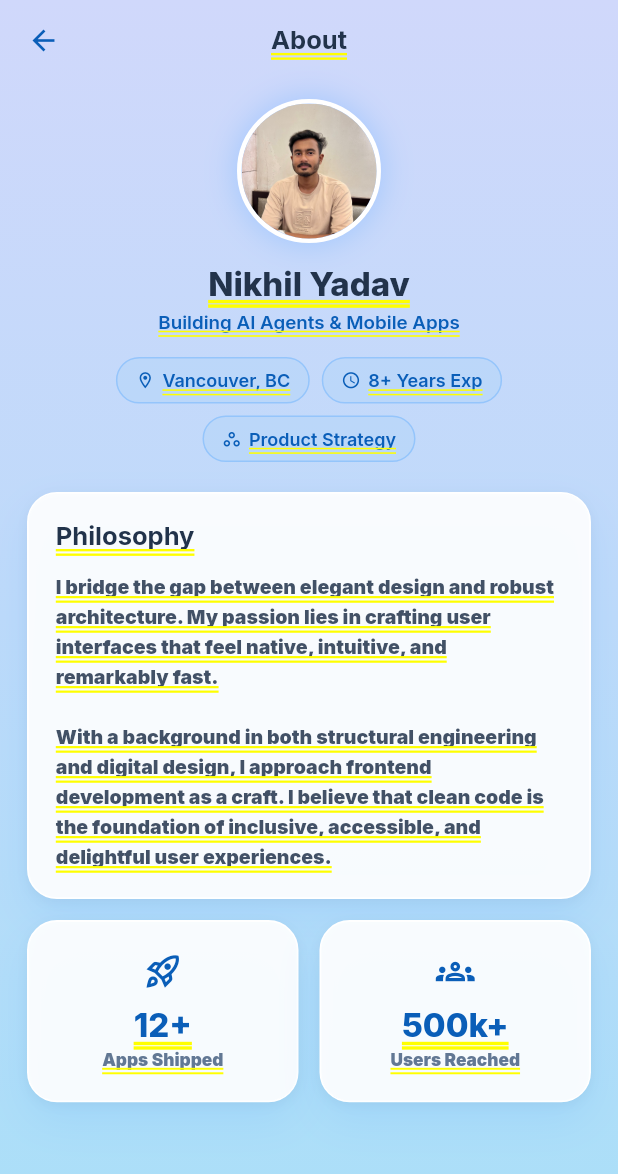
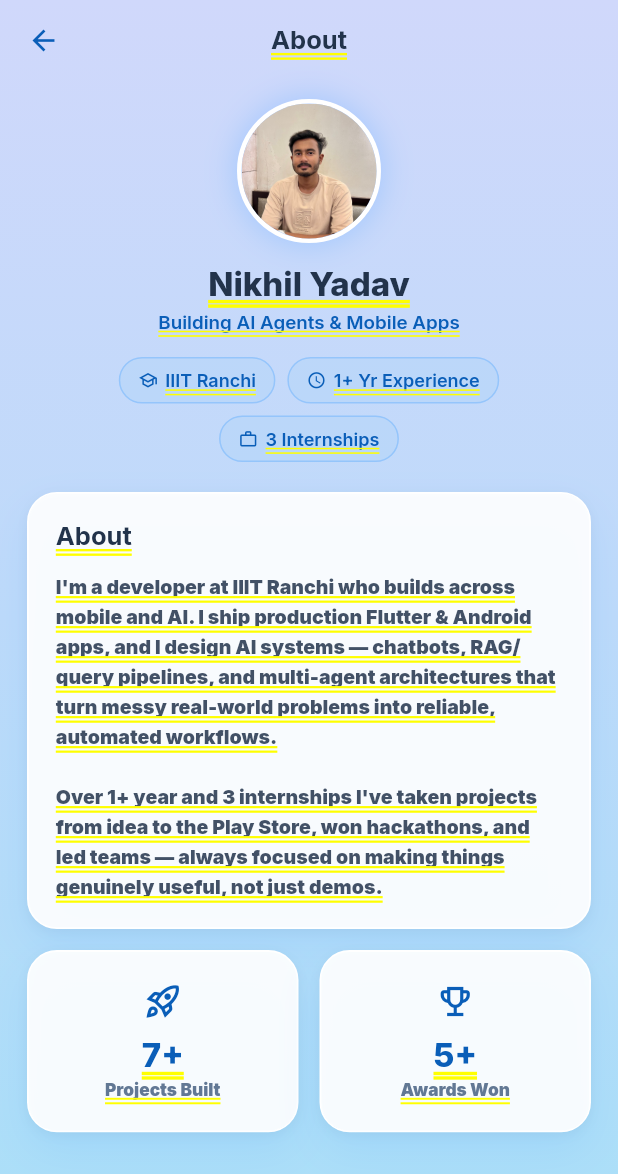
Before and after one commit to NikhilYadav04/portfolio_website, a Flutter app: the AboutDetail screen opened directly, on a phone screen of 412 x 824 dp. Shown: the top 1174 px of the screen. Run offline on Flutter 3.47's test engine with Material 3 defaults, Android fonts, the light colour scheme and no system bars; our stand-ins replace auto_size_text, flutter_animate, flutter_svg, font_awesome_flutter, google_fonts, rive; missing offline and left inert: custom_button_builder, device_frame; statements that could not run were skipped.

Commit message:
Update portfolio content and add achievements screen

```diff
--- a/lib/screen/details/about_detail.dart
+++ b/lib/screen/details/about_detail.dart
@@ -64,31 +64,32 @@ class AboutDetail extends StatelessWidget {
           spacing: 8,
           runSpacing: 8,
           children: [
-            SoftChip(label: "Vancouver, BC", icon: Icons.location_on_outlined),
-            SoftChip(label: "8+ Years Exp", icon: Icons.schedule),
-            SoftChip(label: "Product Strategy", icon: Icons.workspaces_outline),
+            SoftChip(label: "IIIT Ranchi", icon: Icons.school_outlined),
+            SoftChip(label: "1+ Yr Experience", icon: Icons.schedule),
+            SoftChip(label: "3 Internships", icon: Icons.work_outline),
           ],
         ),
         const SizedBox(height: 20),
-        // Philosophy card.
+        // About card.
         GlassCard(
           child: Column(
             crossAxisAlignment: CrossAxisAlignment.start,
             children: [
-              Text("Philosophy",
+              Text("About",
                   style: GoogleFonts.inter(
                       color: state.textPrimary,
                       fontWeight: FontWeight.w700,
                       fontSize: 17)),
               const SizedBox(height: 12),
               Text(
-                "I bridge the gap between elegant design and robust architecture. "
-                "My passion lies in crafting user interfaces that feel native, "
-                "intuitive, and remarkably fast.\n\n"
-                "With a background in both structural engineering and digital "
-                "design, I approach frontend development as a craft. I believe "
-                "that clean code is the foundation of inclusive, accessible, and "
-                "delightful user experiences.",
+                "I'm a developer at IIIT Ranchi who builds across mobile and AI. "
+                "I ship production Flutter & Android apps, and I design "
+                "AI systems — chatbots, RAG/query pipelines, and multi-agent "
+                "architectures that turn messy real-world problems into "
+                "reliable, automated workflows.\n\n"
+                "Over 1+ year and 3 internships I've taken projects from idea to "
+                "the Play Store, won hackathons, and led teams — always focused "
+                "on making things genuinely useful, not just demos.",
                 style: GoogleFonts.inter(
                     color: state.textPrimary.withOpacity(0.85),
                     fontSize: 13,
@@ -102,13 +103,13 @@ class AboutDetail extends StatelessWidget {
         Row(
           children: [
             Expanded(
-              child: _stat(state, Icons.rocket_launch_outlined, "12+",
-                  "Apps Shipped"),
+              child: _stat(state, Icons.rocket_launch_outlined, "7+",
+                  "Projects Built"),
             ),
             const SizedBox(width: 14),
             Expanded(
-              child:
-                  _stat(state, Icons.groups_outlined, "500k+", "Users Reached"),
+              child: _stat(
+                  state, Icons.emoji_events_outlined, "5+", "Awards Won"),
             ),
           ],
         ),
```
Also changed, not shown: lib/screen/details/achievements_detail.dart (added, +155 -0 lines), lib/screen/homescreen/phone_home_page.dart (+73 -75 lines).
